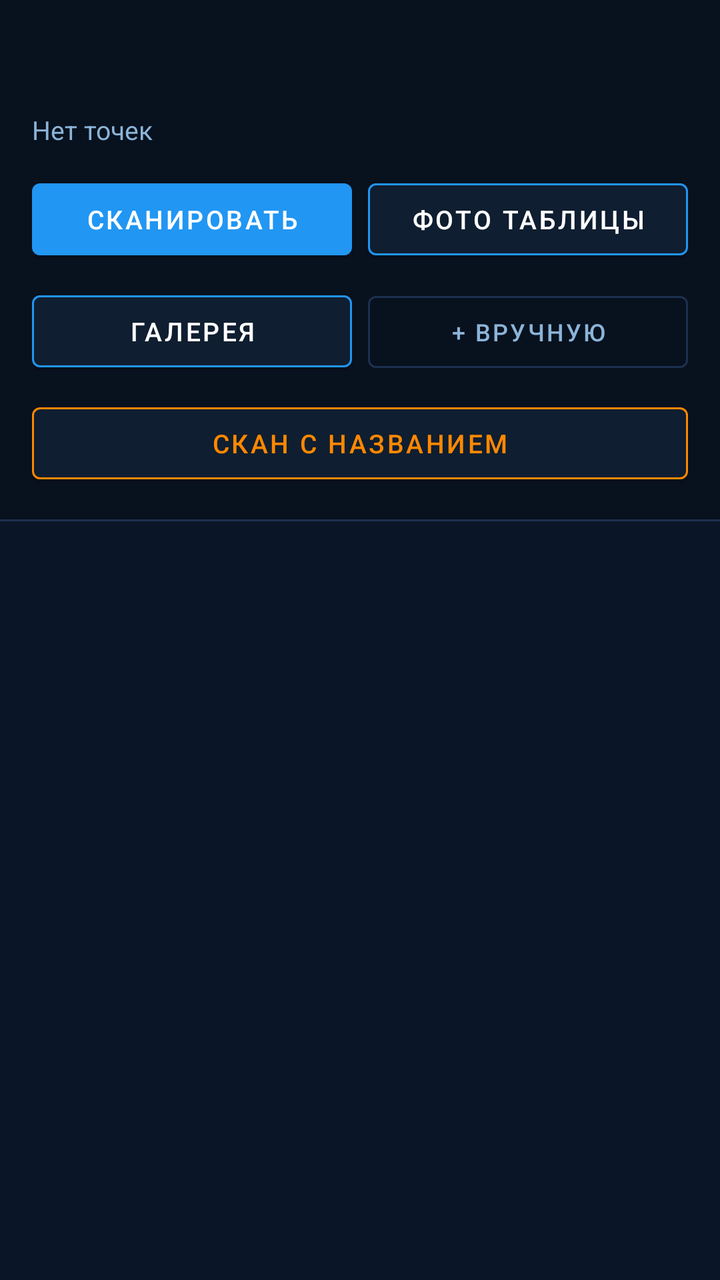
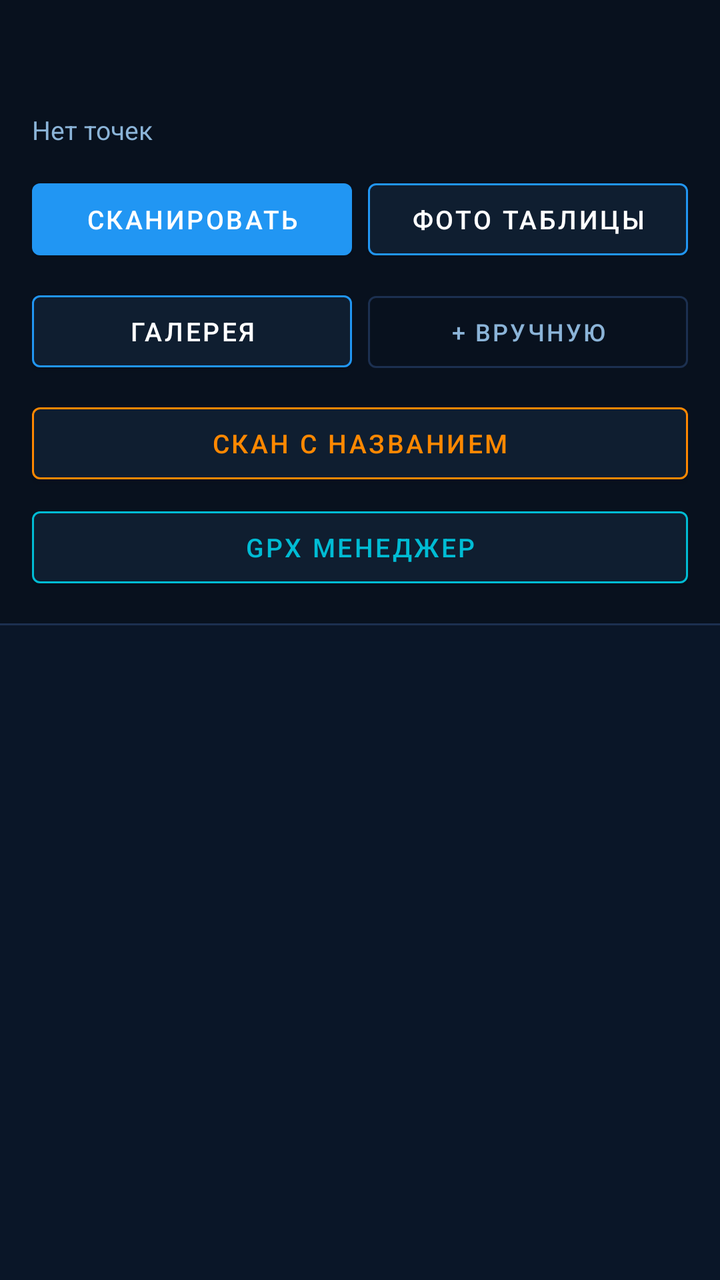

Before-and-after screenshots of an Android layout around one commit, followed by the original layout XML and the change that was made.
<!-- AndroidManifest.xml: application theme Theme.CoordScanner -->
<!-- res/layout/activity_main.xml -->
<?xml version="1.0" encoding="utf-8"?>
<androidx.coordinatorlayout.widget.CoordinatorLayout
    xmlns:android="http://schemas.android.com/apk/res/android"
    xmlns:app="http://schemas.android.com/apk/res-auto"
    android:layout_width="match_parent"
    android:layout_height="match_parent"
    android:background="@color/navy_bg">

    <com.google.android.material.appbar.AppBarLayout
        android:layout_width="match_parent"
        android:layout_height="wrap_content"
        android:background="@color/navy_deep"
        app:elevation="0dp">

        <androidx.appcompat.widget.Toolbar
            android:id="@+id/toolbar"
            android:layout_width="match_parent"
            android:layout_height="?attr/actionBarSize"
            android:background="@color/navy_deep"
            app:titleTextColor="@color/white"
            app:subtitleTextColor="@color/text_secondary" />

        
        <LinearLayout
            android:layout_width="match_parent"
            android:layout_height="wrap_content"
            android:orientation="vertical"
            android:paddingHorizontal="16dp"
            android:paddingBottom="14dp">

            <TextView
                android:id="@+id/tvPointCount"
                android:layout_width="match_parent"
                android:layout_height="wrap_content"
                android:text="Нет точек"
                android:textColor="@color/text_secondary"
                android:textSize="13sp"
                android:layout_marginBottom="12dp" />

            <LinearLayout
                android:layout_width="match_parent"
                android:layout_height="wrap_content"
                android:orientation="horizontal"
                android:layout_marginBottom="8dp">

                <com.google.android.material.button.MaterialButton
                    android:id="@+id/btnScan"
                    android:layout_width="0dp"
                    android:layout_height="48dp"
                    android:layout_weight="1"
                    android:layout_marginEnd="8dp"
                    android:text="Сканировать"
                    android:textSize="13sp"
                    android:fontFamily="sans-serif-medium"
                    app:backgroundTint="@color/primary"
                    app:iconTint="@color/white" />

                <com.google.android.material.button.MaterialButton
                    android:id="@+id/btnPhotoBatch"
                    android:layout_width="0dp"
                    android:layout_height="48dp"
                    android:layout_weight="1"
                    android:text="Фото таблицы"
                    android:textSize="13sp"
                    android:fontFamily="sans-serif-medium"
                    app:backgroundTint="@color/navy_surface"
                    app:strokeColor="@color/primary"
                    app:strokeWidth="1dp" />
            </LinearLayout>

            <LinearLayout
                android:layout_width="match_parent"
                android:layout_height="wrap_content"
                android:orientation="horizontal"
                android:layout_marginBottom="8dp">

                <com.google.android.material.button.MaterialButton
                    android:id="@+id/btnGallery"
                    android:layout_width="0dp"
                    android:layout_height="48dp"
                    android:layout_weight="1"
                    android:layout_marginEnd="8dp"
                    android:text="Галерея"
                    android:textSize="13sp"
                    android:fontFamily="sans-serif-medium"
                    app:backgroundTint="@color/navy_surface"
                    app:strokeColor="@color/primary"
                    app:strokeWidth="1dp" />

                <com.google.android.material.button.MaterialButton
                    android:id="@+id/fab"
                    style="@style/Widget.MaterialComponents.Button.OutlinedButton"
                    android:layout_width="0dp"
                    android:layout_height="48dp"
                    android:layout_weight="1"
                    android:text="+ Вручную"
                    android:textColor="@color/text_secondary"
                    android:textSize="12sp"
                    app:strokeColor="@color/navy_stroke" />
            </LinearLayout>

            
            <com.google.android.material.button.MaterialButton
                android:id="@+id/btnColumnScan"
                android:layout_width="match_parent"
                android:layout_height="48dp"
                android:text="Скан с названием"
                android:textSize="13sp"
                android:fontFamily="sans-serif-medium"
                app:backgroundTint="@color/navy_surface"
                app:strokeColor="#FF8800"
                app:strokeWidth="1dp"
                android:textColor="#FF8800" />
        </LinearLayout>

        
        <View
            android:layout_width="match_parent"
            android:layout_height="1dp"
            android:background="@color/navy_stroke" />

    </com.google.android.material.appbar.AppBarLayout>

    
    <LinearLayout
        android:layout_width="match_parent"
        android:layout_height="match_parent"
        android:orientation="vertical"
        app:layout_behavior="@string/appbar_scrolling_view_behavior">

        <FrameLayout
            android:layout_width="match_parent"
            android:layout_height="match_parent">

            <androidx.recyclerview.widget.RecyclerView
                android:id="@+id/recyclerView"
                android:layout_width="match_parent"
                android:layout_height="match_parent"
                android:paddingVertical="8dp"
                android:clipToPadding="false" />

            <LinearLayout
                android:id="@+id/emptyState"
                android:layout_width="wrap_content"
                android:layout_height="wrap_content"
                android:layout_gravity="center"
                android:orientation="vertical"
                android:gravity="center"
                android:visibility="gone">

                <TextView
                    android:layout_width="wrap_content"
                    android:layout_height="wrap_content"
                    android:text="📡"
                    android:textSize="56sp" />

                <TextView
                    android:layout_width="wrap_content"
                    android:layout_height="wrap_content"
                    android:text="Точек нет"
                    android:textColor="@color/text_secondary"
                    android:textSize="18sp"
                    android:fontFamily="sans-serif-medium"
                    android:layout_marginTop="12dp" />

                <TextView
                    android:layout_width="wrap_content"
                    android:layout_height="wrap_content"
                    android:text="Нажмите «Сканировать»"
                    android:textColor="@color/text_hint"
                    android:textSize="13sp"
                    android:layout_marginTop="4dp" />
            </LinearLayout>
        </FrameLayout>
    </LinearLayout>

    
    <com.google.android.material.floatingactionbutton.FloatingActionButton
        android:id="@+id/btnExportBar"
        android:layout_width="wrap_content"
        android:layout_height="wrap_content"
        android:layout_gravity="bottom|end"
        android:layout_margin="20dp"
        android:contentDescription="Экспорт GPX"
        android:src="@android:drawable/ic_menu_share"
        app:backgroundTint="@color/navy_surface"
        app:tint="@color/text_secondary"
        app:elevation="4dp"
        android:visibility="gone" />

</androidx.coordinatorlayout.widget.CoordinatorLayout>
<!-- resources referenced by this layout -->
<resources>
  <color name="navy_bg">#0A1628</color>
  <color name="navy_deep">#08111E</color>
  <color name="navy_stroke">#1C3050</color>
  <color name="navy_surface">#0F1E30</color>
  <color name="primary">#2196F3</color>
  <color name="text_hint">#3A5070</color>
  <color name="text_secondary">#8BB4D8</color>
  <color name="white">#FFFFFF</color>
  <style name="Theme.CoordScanner" parent="Theme.MaterialComponents.DayNight.NoActionBar">
          <item name="colorPrimary">@color/primary</item>
          <item name="colorPrimaryVariant">@color/primary_dark</item>
          <item name="colorOnPrimary">@color/on_primary</item>
          <item name="colorSecondary">@color/accent</item>
          <item name="colorSecondaryVariant">@color/accent</item>
          <item name="colorOnSecondary">@color/white</item>
          <item name="android:statusBarColor">@color/navy_deep</item>
          <item name="android:navigationBarColor">@color/navy_deep</item>
          <item name="android:windowBackground">@color/navy_bg</item>
          <item name="materialCardViewStyle">@style/CardStyle</item>
          <item name="colorSurface">@color/navy_surface</item>
          <item name="colorOnSurface">@color/text_primary</item>
      </style>
  <color name="primary_dark">#1565C0</color>
  <color name="on_primary">#FFFFFF</color>
  <color name="accent">#00BCD4</color>
  <style name="CardStyle" parent="Widget.MaterialComponents.CardView">
          <item name="cardElevation">2dp</item>
          <item name="cardCornerRadius">14dp</item>
          <item name="android:layout_marginBottom">6dp</item>
          <item name="cardBackgroundColor">@color/navy_card</item>
          <item name="strokeColor">@color/navy_stroke</item>
          <item name="strokeWidth">1dp</item>
      </style>
  <color name="text_primary">#FFFFFF</color>
  <color name="navy_card">#111E30</color>
</resources>

<!-- the commit's change to res/layout/activity_main.xml (unified diff, before → after) -->
@@ -111,6 +111,20 @@
                 app:strokeColor="#FF8800"
                 app:strokeWidth="1dp"
                 android:textColor="#FF8800" />
+
+            
+            <com.google.android.material.button.MaterialButton
+                android:id="@+id/btnGpxManager"
+                android:layout_width="match_parent"
+                android:layout_height="48dp"
+                android:layout_marginTop="4dp"
+                android:text="GPX Менеджер"
+                android:textSize="13sp"
+                android:fontFamily="sans-serif-medium"
+                app:backgroundTint="@color/navy_surface"
+                app:strokeColor="@color/accent"
+                app:strokeWidth="1dp"
+                android:textColor="@color/accent" />
         </LinearLayout>
 
         
